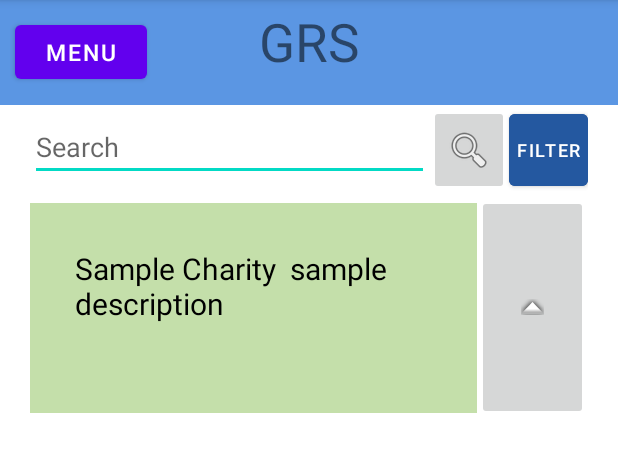
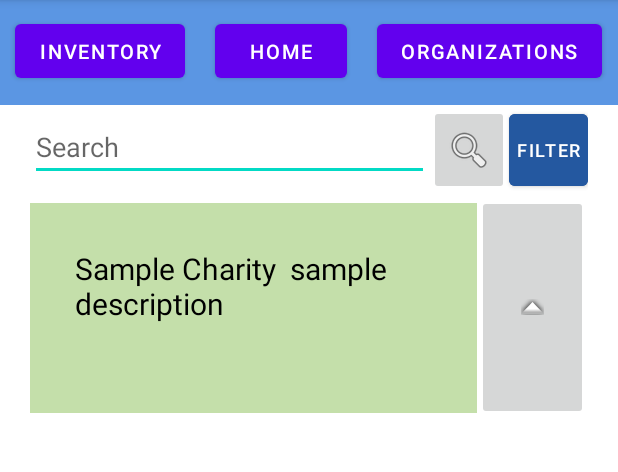
Before and after one commit to Esame/GRS, an Android app: the screen it shows after launch (MainActivity), on a phone screen of 412 x 824 dp, the part 84-556 px from its top. Run offline under Robolectric (Android 15) with nearby library versions, the light colour scheme and no system bars.

Commit message:
button menu

```diff
--- a/GettingRidOfStuff/app/src/main/res/layout/header.xml
+++ b/GettingRidOfStuff/app/src/main/res/layout/header.xml
@@ -1,26 +1,36 @@
 <?xml version="1.0" encoding="utf-8"?>
-<RelativeLayout xmlns:android="http://schemas.android.com/apk/res/android"
+<LinearLayout xmlns:android="http://schemas.android.com/apk/res/android"
     android:layout_width="match_parent"
     android:layout_height="70sp"
+    android:orientation="horizontal"
     android:id="@+id/header"
     android:background="@color/header">
 
     <Button
-        android:id="@+id/btn_inventory_route"
+        android:id="@+id/inventorybutton"
         android:layout_width="wrap_content"
         android:layout_height="wrap_content"
-        android:layout_centerVertical="true"
-        android:layout_alignParentLeft="true"
-        android:layout_marginLeft="10sp"
-        android:text="@string/str_menu_button"
-        android:textSize="15sp" />
+        android:layout_margin="10sp"
+        android:text="Inventory"
+        android:textSize="13sp"
+        android:onClick="gotoInventory"/>
 
-    <TextView
-        android:id="@+id/txtHeading"
-        android:layout_width="fill_parent"
-        android:layout_height="?attr/actionBarSize"
-        android:gravity="center"
-        android:text="@string/str_header_title"
-        android:textSize="35sp"
-        />
-</RelativeLayout>
+    <Button
+        android:id="@+id/homebutton"
+        android:layout_width="wrap_content"
+        android:layout_height="wrap_content"
+        android:layout_margin="10sp"
+        android:text="Home"
+        android:textSize="13sp"
+        android:onClick="gotoHome"/>
+
+    <Button
+        android:id="@+id/organizationbutton"
+        android:layout_width="wrap_content"
+        android:layout_height="wrap_content"
+        android:layout_margin="10sp"
+        android:text="Organizations"
+        android:textSize="13sp"
+        android:onClick="gotoOrganization"/>
+
+</LinearLayout>
--- a/GettingRidOfStuff/app/src/main/res/values/strings.xml
+++ b/GettingRidOfStuff/app/src/main/res/values/strings.xml
@@ -4,7 +4,6 @@
     <string name="str_inventory_route_button">Find My Route</string>
     <string name="str_header_title">GRS</string>
     <string name="str_menu_button">Menu</string>
-    <string name="app_name">CSCI412ProjectV1</string>
     <string name="search">Search</string>
     <string name="go">go</string>
     <string name="filter">Filter</string>
```
